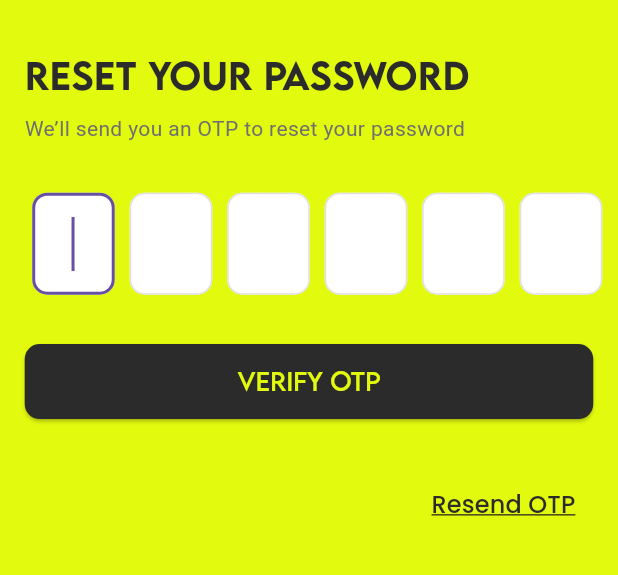
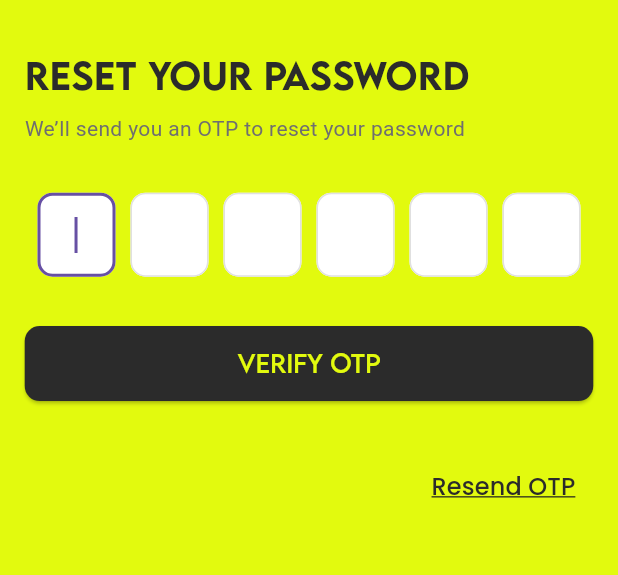
Before and after one commit to BayajitIslam/scaff-assistant, a Flutter app: the OtpVerificationScreen screen opened by its route, on a phone screen of 412 x 824 dp, the part 235-810 px from its top. Run offline on Flutter 3.47's test engine with Material 3 defaults, Android fonts, the phone set to English and light mode, and no system bars; our stand-ins replace get, get_storage, google_fonts, google_sign_in; accounts and stored records are empty.

Commit message:
Fixed Google Signin & Reset Password Screen

```diff
--- a/lib/core/const/string_const/api_endpoint.dart
+++ b/lib/core/const/string_const/api_endpoint.dart
@@ -1,6 +1,6 @@
 class APIEndPoint {
-  // static const String baseUrl = "https://scaffapi.dsrt321.online";
-  static const String baseUrl = "https://scaffapi.dsrt321.online/";
+  static const String baseUrl = "https://scaffapi.dsrt321.online";
+  // static const String baseUrl = "http://165.101.214.252:8001";
   static const String port = "8001";
   static const String apiBaseUrl = baseUrl;
 
--- a/lib/feature/auth/widgets/s_otp_field.dart
+++ b/lib/feature/auth/widgets/s_otp_field.dart
@@ -5,11 +5,8 @@ import '../../../core/theme/SColor.dart';
   final int length;
   final TextEditingController controller;
 
-                            SOTPField({
-                              Key? key,
-                              required this.length,
-                              required this.controller,
-                            })  : assert(length > 0),
+  SOTPField({Key? key, required this.length, required this.controller})
+    : assert(length > 0),
       super(key: key);
 
   @override
@@ -58,9 +55,12 @@ import '../../../core/theme/SColor.dart';
 
       // Ensure focus remains on a valid field
       if (_focusNodes.isNotEmpty) {
-                                  final firstEmptyIndex =
-                                      _textControllers.indexWhere((c) => c.text.isEmpty);
-                                  _focusNodes[(firstEmptyIndex == -1) ? (_focusNodes.length - 1) : firstEmptyIndex]
+        final firstEmptyIndex = _textControllers.indexWhere(
+          (c) => c.text.isEmpty,
+        );
+        _focusNodes[(firstEmptyIndex == -1)
+                ? (_focusNodes.length - 1)
+                : firstEmptyIndex]
             .requestFocus();
       }
       setState(() {});
@@ -112,10 +112,10 @@ import '../../../core/theme/SColor.dart';
       mainAxisAlignment: MainAxisAlignment.center,
       children: List.generate(widget.length, (index) {
         return Container(
-                                    width: 55,
+          width: 52,
           margin: EdgeInsets.symmetric(horizontal: 5),
           child: TextField(
-                                      style: TextStyle(fontSize: 24, fontWeight: FontWeight.bold),
+            style: TextStyle(fontSize: 16, fontWeight: FontWeight.bold),
             controller: _textControllers[index],
             focusNode: _focusNodes[index],
             keyboardType: TextInputType.number,
```
Also changed, not shown: lib/feature/auth/widgets/social_button.dart (+2 -8 lines). Lines whose indentation alone changed are shown as unchanged.
